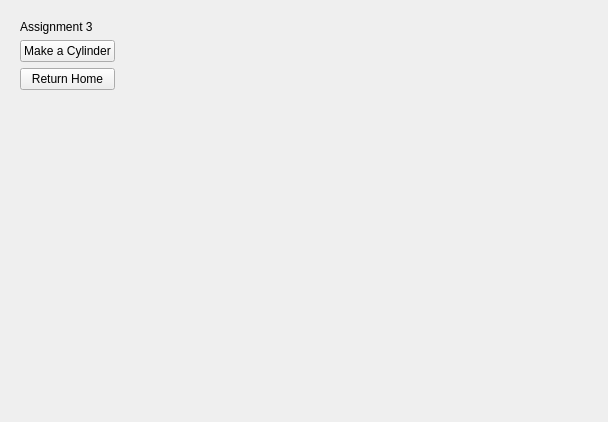
The window that resources/widget/Assignment3Widget/widget.ui (ryeleo/ChernoffFaceAnimator) describes before a commit, drawn with Qt 5.
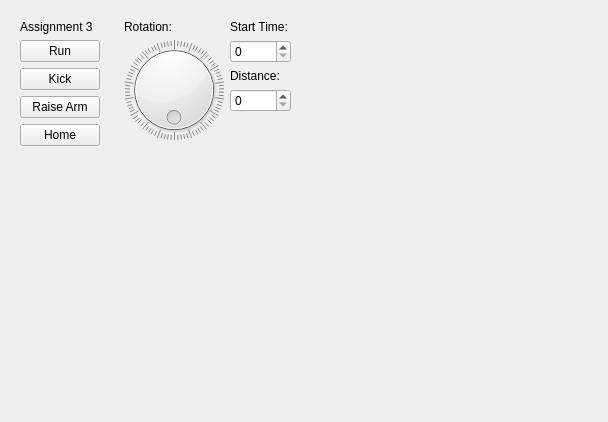
The same window after the commit.

Commit message: wonkified widget

Diff of the .ui file:
```diff
--- a/resources/widget/Assignment3Widget/widget.ui
+++ b/resources/widget/Assignment3Widget/widget.ui
@@ -27,14 +27,28 @@
       <item>
        <widget class="QPushButton" name="exampleBtn">
         <property name="text">
-         <string>Make a Cylinder</string>
+         <string>Run</string>
+        </property>
+       </widget>
+      </item>
+      <item>
+       <widget class="QPushButton" name="pushButton_2">
+        <property name="text">
+         <string>Kick</string>
+        </property>
+       </widget>
+      </item>
+      <item>
+       <widget class="QPushButton" name="pushButton_3">
+        <property name="text">
+         <string>Raise Arm</string>
         </property>
        </widget>
       </item>
       <item>
        <widget class="QPushButton" name="homeBtn">
         <property name="text">
-         <string>Return Home</string>
+         <string>Home</string>
         </property>
        </widget>
       </item>
@@ -54,19 +68,116 @@
      </layout>
     </widget>
    </item>
-   <item row="0" column="1">
+   <item row="0" column="3">
     <spacer name="horizontalSpacer">
      <property name="orientation">
       <enum>Qt::Horizontal</enum>
      </property>
      <property name="sizeHint" stdset="0">
       <size>
-       <width>439</width>
+       <width>40</width>
        <height>20</height>
       </size>
      </property>
     </spacer>
    </item>
+   <item row="0" column="1">
+    <widget class="QWidget" name="ControlsPane" native="true">
+     <layout class="QHBoxLayout" name="horizontalLayout_2">
+      <item>
+       <layout class="QVBoxLayout" name="verticalLayout_2">
+        <item>
+         <widget class="QLabel" name="label_2">
+          <property name="text">
+           <string>Rotation:</string>
+          </property>
+         </widget>
+        </item>
+        <item>
+         <widget class="QDial" name="dial_2">
+          <property name="maximum">
+           <number>359</number>
+          </property>
+          <property name="wrapping">
+           <bool>true</bool>
+          </property>
+          <property name="notchesVisible">
+           <bool>true</bool>
+          </property>
+         </widget>
+        </item>
+        <item>
+         <spacer name="verticalSpacer_2">
+          <property name="orientation">
+           <enum>Qt::Vertical</enum>
+          </property>
+          <property name="sizeHint" stdset="0">
+           <size>
+            <width>20</width>
+            <height>40</height>
+           </size>
+          </property>
+         </spacer>
+        </item>
+       </layout>
+      </item>
+      <item>
+       <layout class="QVBoxLayout" name="verticalLayout_3">
+        <item>
+         <widget class="QLabel" name="label_5">
+          <property name="text">
+           <string>Start Time:</string>
+          </property>
+         </widget>
+        </item>
+        <item>
+         <widget class="QSpinBox" name="spinBox">
+          <property name="minimum">
+           <number>0</number>
+          </property>
+          <property name="maximum">
+           <number>10000</number>
+          </property>
+         </widget>
+        </item>
+        <item>
+         <widget class="QLabel" name="label_3">
+          <property name="text">
+           <string>Distance:</string>
+          </property>
+         </widget>
+        </item>
+        <item>
+         <widget class="QSpinBox" name="spinBox_2">
+          <property name="maximum">
+           <number>240</number>
+          </property>
+         </widget>
+        </item>
+        <item>
+         <spacer name="verticalSpacer_3">
+          <property name="orientation">
+           <enum>Qt::Vertical</enum>
+          </property>
+          <property name="sizeHint" stdset="0">
+           <size>
+            <width>20</width>
+            <height>40</height>
+           </size>
+          </property>
+         </spacer>
+        </item>
+       </layout>
+      </item>
+     </layout>
+     <zorder>verticalLayoutWidget</zorder>
+     <zorder>dial</zorder>
+     <zorder>spinBox_2</zorder>
+     <zorder>spinBox</zorder>
+     <zorder>spinBox_3</zorder>
+     <zorder>verticalLayoutWidget_2</zorder>
+    </widget>
+   </item>
   </layout>
  </widget>
  <resources/>
```
Left out of the diff: 2 changed lines with no effect on the pictures.
